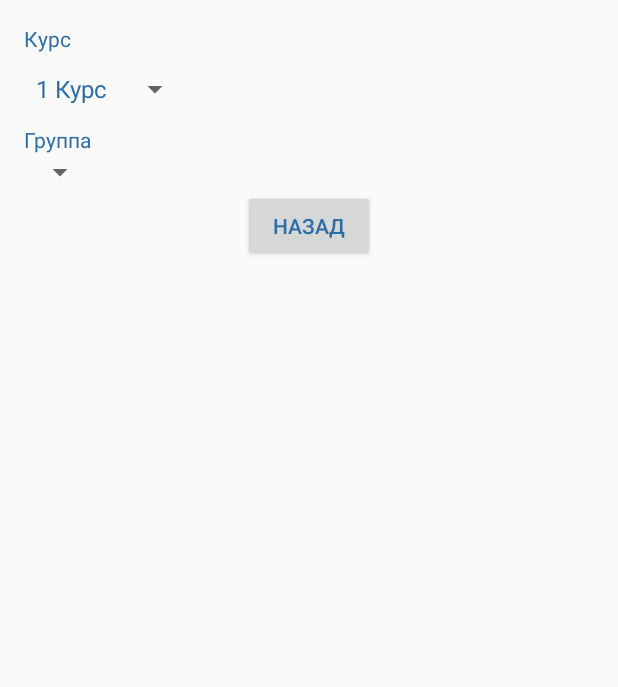
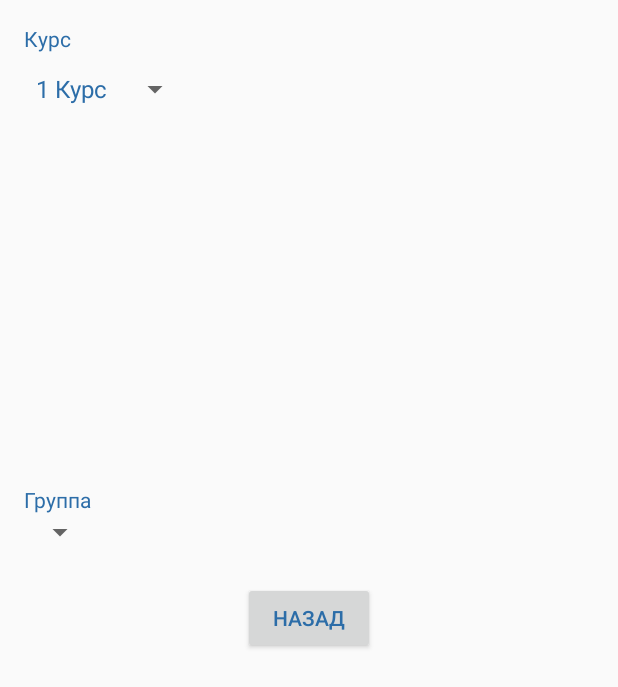
Before and after one commit to Akikec/RaspInf, an Android app: the PrefsActivity screen opened directly, with no data from a screen before it, on a phone screen of 412 x 824 dp. Shown: the top 687 px of the screen. Run offline under Robolectric (Android 15) with nearby library versions, the phone set to English and light mode, and no system bars.

```diff
--- a/app/src/main/res/layout/activity_prefs.xml
+++ b/app/src/main/res/layout/activity_prefs.xml
@@ -14,8 +14,8 @@
         android:textAppearance="?android:attr/textAppearanceSmall"
         android:text="@string/TexViev1"
         android:id="@+id/textView"
-        android:layout_alignParentTop="true"
-        />
+        android:layout_alignParentTop="true" android:layout_alignParentLeft="true"
+        android:layout_alignParentStart="true"/>
 
     <Spinner
         android:layout_width="wrap_content"
@@ -30,23 +30,21 @@
         android:textAppearance="?android:attr/textAppearanceSmall"
         android:text="@string/TextViev2"
         android:id="@+id/textView2"
-        android:layout_below="@+id/spinner_course"
-        android:layout_alignParentLeft="true"/>
+        android:layout_above="@+id/spinner_group" android:layout_alignParentLeft="true"
+        android:layout_alignParentStart="true"/>
 
     <Spinner
         android:layout_width="wrap_content"
         android:layout_height="wrap_content"
         android:id="@+id/spinner_group"
-        android:layout_below="@+id/textView2"
-        android:layout_alignParentLeft="true"/>
+        android:layout_above="@+id/button" android:layout_alignParentLeft="true" android:layout_alignParentStart="true"
+        android:layout_marginBottom="21dp"/>
 
     <Button
         android:layout_width="wrap_content"
         android:layout_height="wrap_content"
         android:text="Назад"
         android:id="@+id/button"
-        android:layout_below="@+id/spinner_group"
-        android:layout_centerHorizontal="true"
-        android:onClick="button_finis"/>
+        android:onClick="button_finis" android:layout_centerVertical="true" android:layout_centerHorizontal="true"/>
 
 </RelativeLayout>
```
Also changed, not shown: app/src/main/java/ru/app/raspinf/MainActivity.java (+5 -5 lines), app/src/main/java/ru/app/raspinf/PrepodActivity.java (+98 -21 lines), app/src/main/res/layout/activity_prepod.xml (+13 -0 lines).
